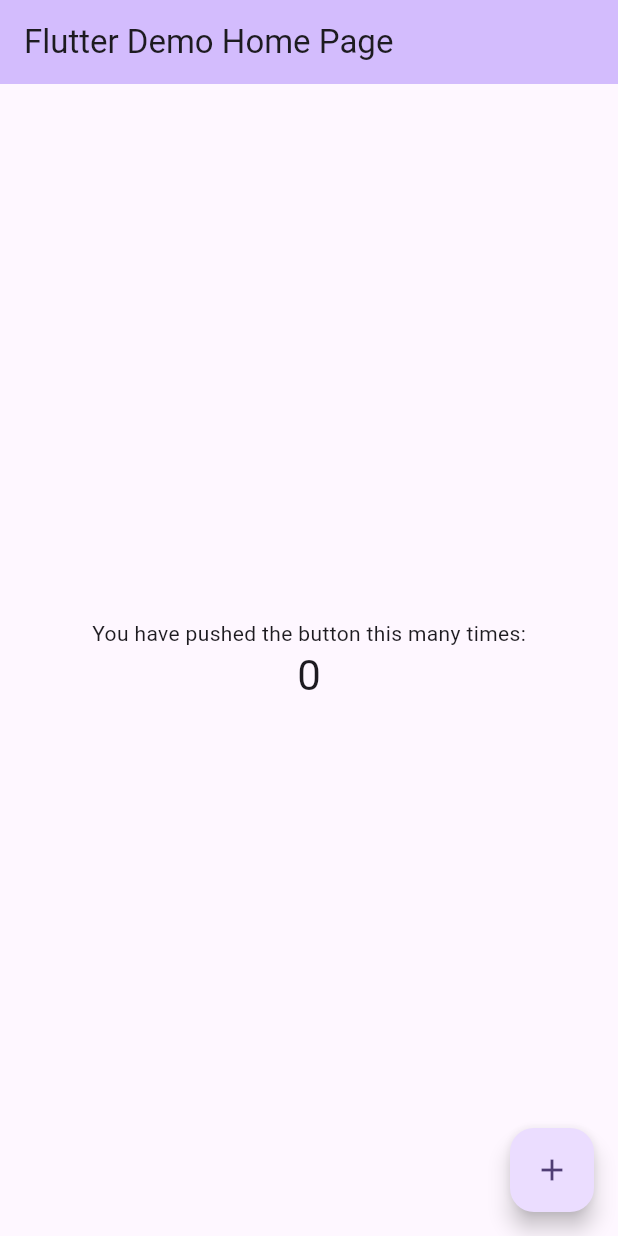
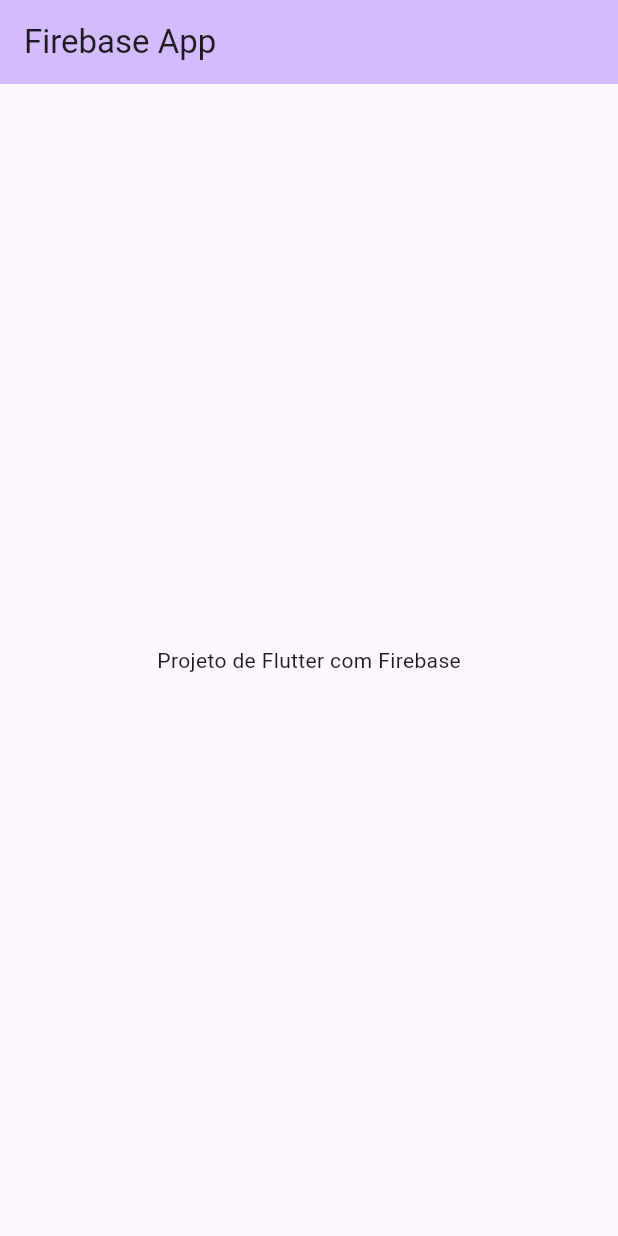
Before and after one commit to sessojunior/learning-flutter, a Flutter app: the screen it shows after launch, on a phone screen of 412 x 824 dp. Run offline on Flutter 3.47's test engine with Material 3 defaults, Android fonts, the phone set to English and light mode, and no system bars.

Commit message:
Add projeto de flutter com firebase

```diff
--- a/firebaseapp/lib/main.dart
+++ b/firebaseapp/lib/main.dart
@@ -1,4 +1,4 @@
-gitsimport 'package:flutter/material.dart';
+import 'package:flutter/material.dart';
 
 void main() {
   runApp(const MyApp());
@@ -11,43 +11,19 @@
   @override
   Widget build(BuildContext context) {
     return MaterialApp(
-      title: 'Flutter Demo',
+      debugShowCheckedModeBanner: false,
+      title: 'Firebase App',
       theme: ThemeData(
-        // This is the theme of your application.
-        //
-        // TRY THIS: Try running your application with "flutter run". You'll see
-        // the application has a purple toolbar. Then, without quitting the app,
-        // try changing the seedColor in the colorScheme below to Colors.green
-        // and then invoke "hot reload" (save your changes or press the "hot
-        // reload" button in a Flutter-supported IDE, or press "r" if you used
-        // the command line to start the app).
-        //
-        // Notice that the counter didn't reset back to zero; the application
-        // state is not lost during the reload. To reset the state, use hot
-        // restart instead.
-        //
-        // This works for code too, not just values: Most code changes can be
-        // tested with just a hot reload.
         colorScheme: ColorScheme.fromSeed(seedColor: Colors.deepPurple),
         useMaterial3: true,
       ),
-      home: const MyHomePage(title: 'Flutter Demo Home Page'),
+      home: const MyHomePage(title: 'Firebase App'),
     );
   }
 }
 
 class MyHomePage extends StatefulWidget {
   const MyHomePage({super.key, required this.title});
-
-  // This widget is the home page of your application. It is stateful, meaning
-  // that it has a State object (defined below) that contains fields that affect
-  // how it looks.
-
-  // This class is the configuration for the state. It holds the values (in this
-  // case the title) provided by the parent (in this case the App widget) and
-  // used by the build method of the State. Fields in a Widget subclass are
-  // always marked "final".
-
   final String title;
 
   @override
@@ -55,71 +31,24 @@
 }
 
 class _MyHomePageState extends State<MyHomePage> {
-  int _counter = 0;
-
-  void _incrementCounter() {
-    setState(() {
-      // This call to setState tells the Flutter framework that something has
-      // changed in this State, which causes it to rerun the build method below
-      // so that the display can reflect the updated values. If we changed
-      // _counter without calling setState(), then the build method would not be
-      // called again, and so nothing would appear to happen.
-      _counter++;
-    });
-  }
 
   @override
   Widget build(BuildContext context) {
-    // This method is rerun every time setState is called, for instance as done
-    // by the _incrementCounter method above.
-    //
-    // The Flutter framework has been optimized to make rerunning build methods
-    // fast, so that you can just rebuild anything that needs updating rather
-    // than having to individually change instances of widgets.
     return Scaffold(
       appBar: AppBar(
-        // TRY THIS: Try changing the color here to a specific color (to
-        // Colors.amber, perhaps?) and trigger a hot reload to see the AppBar
-        // change color while the other colors stay the same.
         backgroundColor: Theme.of(context).colorScheme.inversePrimary,
-        // Here we take the value from the MyHomePage object that was created by
-        // the App.build method, and use it to set our appbar title.
         title: Text(widget.title),
       ),
       body: Center(
-        // Center is a layout widget. It takes a single child and positions it
-        // in the middle of the parent.
         child: Column(
-          // Column is also a layout widget. It takes a list of children and
-          // arranges them vertically. By default, it sizes itself to fit its
-          // children horizontally, and tries to be as tall as its parent.
-          //
-          // Column has various properties to control how it sizes itself and
-          // how it positions its children. Here we use mainAxisAlignment to
-          // center the children vertically; the main axis here is the vertical
-          // axis because Columns are vertical (the cross axis would be
-          // horizontal).
-          //
-          // TRY THIS: Invoke "debug painting" (choose the "Toggle Debug Paint"
-          // action in the IDE, or press "p" in the console), to see the
-          // wireframe for each widget.
           mainAxisAlignment: MainAxisAlignment.center,
-          children: <Widget>[
+          children: [
             const Text(
-              'You have pushed the button this many times:',
-            ),
-            Text(
-              '$_counter',
-              style: Theme.of(context).textTheme.headlineMedium,
+              'Projeto de Flutter com Firebase',
             ),
           ],
         ),
       ),
-      floatingActionButton: FloatingActionButton(
-        onPressed: _incrementCounter,
-        tooltip: 'Increment',
-        child: const Icon(Icons.add),
-      ), // This trailing comma makes auto-formatting nicer for build methods.
     );
   }
 }
--- a/firebaseapp/pubspec.yaml
+++ b/firebaseapp/pubspec.yaml
@@ -1,5 +1,5 @@
 name: firebaseapp
-description: "Projeto usando Flutter e Firebase"
+description: "Flutter com Firebase"
 # The following line prevents the package from being accidentally published to
 # pub.dev using `flutter pub publish`. This is preferred for private packages.
 publish_to: 'none' # Remove this line if you wish to publish to pub.dev
```
Also changed, not shown: 4 other files.
